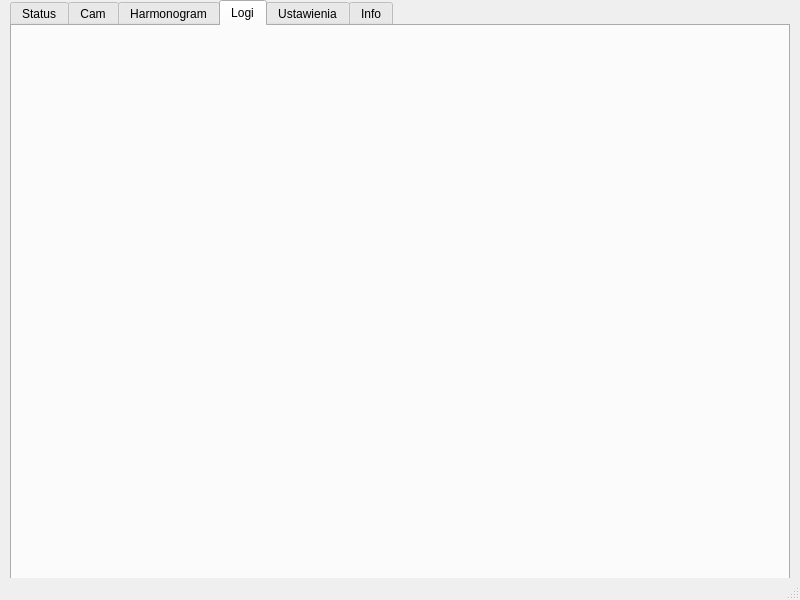
Qt form 3growbox_qtwidget/GrowBoxDesktop/mainwindow.ui (wojtron2/Desktop_QT_app_box) before a commit.
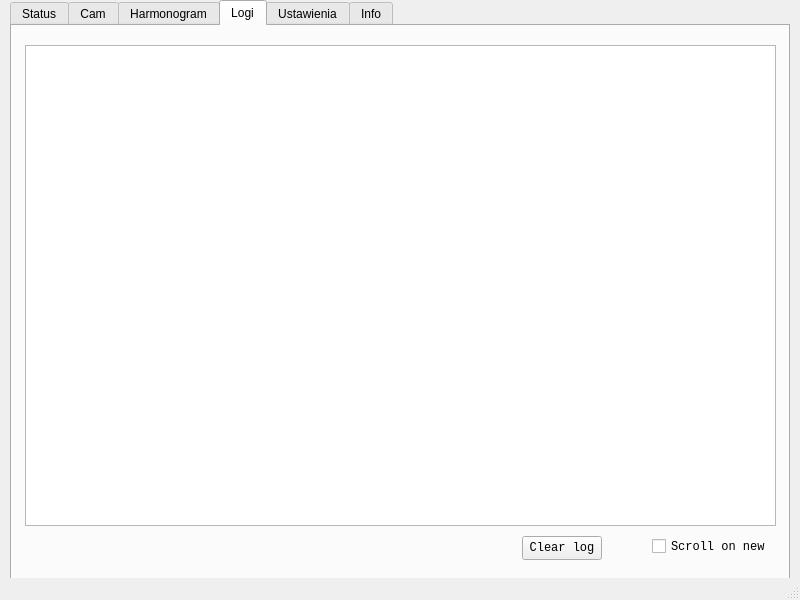
The same form after that commit. The open tabs and pages were chosen to show the change. Icons and pictures are not drawn.

What changed in the file:
```diff
--- a/3growbox_qtwidget/GrowBoxDesktop/mainwindow.ui
+++ b/3growbox_qtwidget/GrowBoxDesktop/mainwindow.ui
@@ -42,9 +42,53 @@
      </attribute>
     </widget>
     <widget class="QWidget" name="tab4_logs">
+     <property name="font">
+      <font>
+       <family>Consolas</family>
+      </font>
+     </property>
      <attribute name="title">
       <string>Logi</string>
      </attribute>
+     <widget class="QPlainTextEdit" name="plainTextEditLog">
+      <property name="geometry">
+       <rect>
+        <x>13</x>
+        <y>19</y>
+        <width>751</width>
+        <height>481</height>
+       </rect>
+      </property>
+      <property name="readOnly">
+       <bool>true</bool>
+      </property>
+     </widget>
+     <widget class="QCheckBox" name="checkBox_2">
+      <property name="geometry">
+       <rect>
+        <x>640</x>
+        <y>510</y>
+        <width>121</width>
+        <height>21</height>
+       </rect>
+      </property>
+      <property name="text">
+       <string>Scroll on new</string>
+      </property>
+     </widget>
+     <widget class="QPushButton" name="pushButton_CLEAR_LOG">
+      <property name="geometry">
+       <rect>
+        <x>510</x>
+        <y>510</y>
+        <width>80</width>
+        <height>24</height>
+       </rect>
+      </property>
+      <property name="text">
+       <string>Clear log</string>
+      </property>
+     </widget>
     </widget>
     <widget class="QWidget" name="tab5settings">
      <attribute name="title">
```
Left out of the diff: 4 changed lines with no effect on the pictures.
